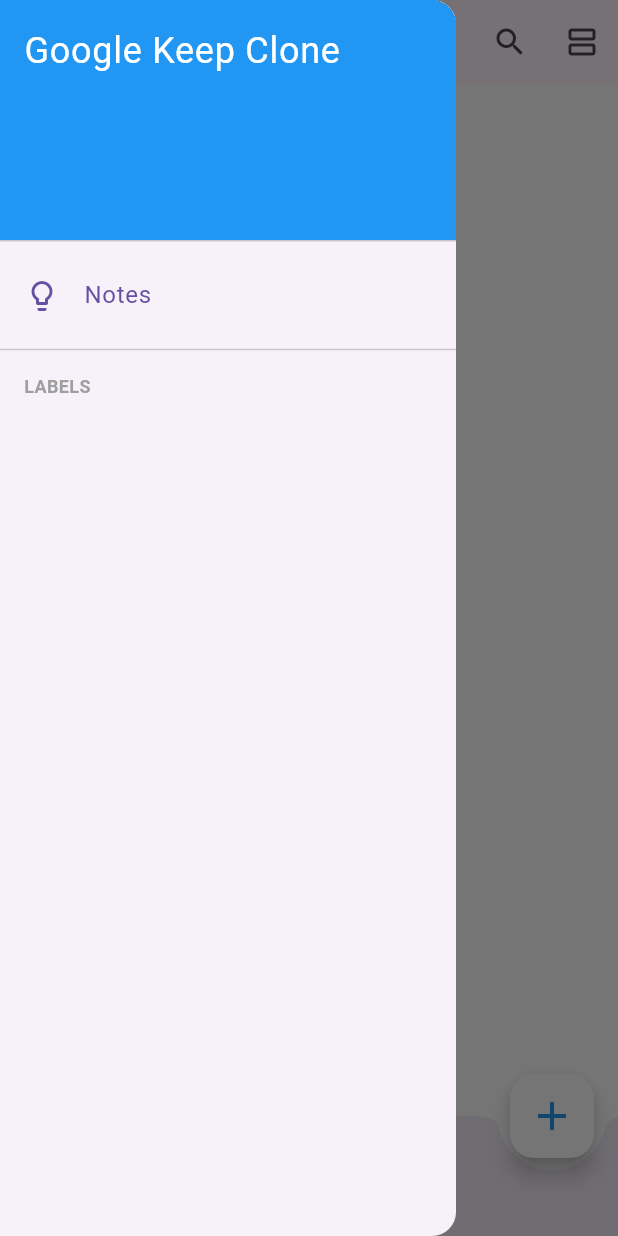
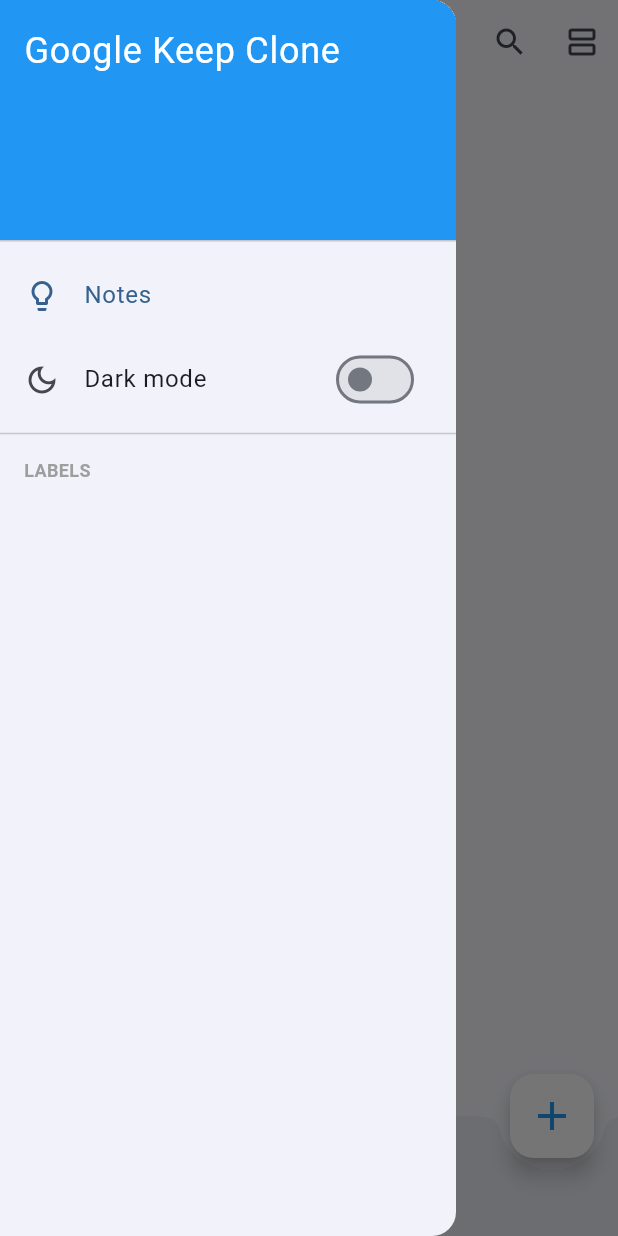
Before and after one commit to marlitobdungog/notes-mobile-app, a Flutter app: the screen it shows after launch, with the side drawer open, on a phone screen of 412 x 824 dp. Run offline on Flutter 3.47's test engine with Material 3 defaults, Android fonts, the phone set to English and light mode, and no system bars; our stand-ins replace image_picker, shared_preferences, sqflite; accounts and stored records are empty.

Commit message:
dark mode

```diff
--- a/lib/main.dart
+++ b/lib/main.dart
@@ -1,4 +1,5 @@
 import 'package:flutter/material.dart';
+import 'package:shared_preferences/shared_preferences.dart';
 import 'package:uuid/uuid.dart';
 import 'models/note.dart';
 import 'widgets/note_card.dart';
@@ -10,31 +11,83 @@
   runApp(const KeepCloneApp());
 }
 
-class KeepCloneApp extends StatelessWidget {
+class KeepCloneApp extends StatefulWidget {
   const KeepCloneApp({Key? key}) : super(key: key);
+
+  @override
+  State<KeepCloneApp> createState() => _KeepCloneAppState();
+}
+
+class _KeepCloneAppState extends State<KeepCloneApp> {
+  static const String _themeModePrefKey = 'theme_mode';
+  ThemeMode _themeMode = ThemeMode.light;
+
+  @override
+  void initState() {
+    super.initState();
+    _loadThemeMode();
+  }
+
+  Future<void> _loadThemeMode() async {
+    final prefs = await SharedPreferences.getInstance();
+    final storedValue = prefs.getString(_themeModePrefKey);
+    if (!mounted) return;
+    setState(() {
+      _themeMode = storedValue == 'dark' ? ThemeMode.dark : ThemeMode.light;
+    });
+  }
+
+  Future<void> _setDarkMode(bool enabled) async {
+    final nextMode = enabled ? ThemeMode.dark : ThemeMode.light;
+    setState(() {
+      _themeMode = nextMode;
+    });
+    final prefs = await SharedPreferences.getInstance();
+    await prefs.setString(_themeModePrefKey, enabled ? 'dark' : 'light');
+  }
 
   @override
   Widget build(BuildContext context) {
     return MaterialApp(
       title: 'Keep Clone',
+      themeMode: _themeMode,
       theme: ThemeData(
-        primarySwatch: Colors.blue,
         useMaterial3: true,
-        scaffoldBackgroundColor: Colors.white,
+        colorScheme: ColorScheme.fromSeed(seedColor: Colors.blue),
       ),
-      home: const NotesScreen(),
+      darkTheme: ThemeData(
+        useMaterial3: true,
+        colorScheme: ColorScheme.fromSeed(
+          seedColor: Colors.blue,
+          brightness: Brightness.dark,
+        ),
+      ),
+      home: NotesScreen(
+        isDarkMode: _themeMode == ThemeMode.dark,
+        onThemeModeChanged: _setDarkMode,
+      ),
     );
   }
 }
 
 class NotesScreen extends StatefulWidget {
-  const NotesScreen({Key? key}) : super(key: key);
+  final bool isDarkMode;
+  final ValueChanged<bool> onThemeModeChanged;
+
+  const NotesScreen({
+    Key? key,
+    required this.isDarkMode,
+    required this.onThemeModeChanged,
+  }) : super(key: key);
 
   @override
   State<NotesScreen> createState() => _NotesScreenState();
 }
 
 class _NotesScreenState extends State<NotesScreen> {
+  static const int _lightDefaultNoteColor = 0xFFFFFFFF;
+  static const int _darkDefaultNoteColor = 0xFF202124;
+
   List<Note> _notes = [];
   List<String> _labels = [];
   String? _selectedLabel;
@@ -98,6 +151,12 @@
                 Navigator.pop(context);
               },
             ),
+            SwitchListTile(
+              secondary: const Icon(Icons.dark_mode_outlined),
+              title: const Text('Dark mode'),
+              value: widget.isDarkMode,
+              onChanged: widget.onThemeModeChanged,
+            ),
             const Divider(),
             const Padding(
               padding: EdgeInsets.only(left: 16.0, top: 8.0, bottom: 8.0),
@@ -154,6 +213,7 @@
             title: '',
             content: '',
             createdAt: DateTime.now(),
+            color: widget.isDarkMode ? _darkDefaultNoteColor : _lightDefaultNoteColor,
           );
           await Navigator.push(
             context,
--- a/pubspec.yaml
+++ b/pubspec.yaml
@@ -14,6 +14,7 @@
   uuid: ^4.1.0
   image_picker: ^1.0.4
   path_provider: ^2.1.1
+  shared_preferences: ^2.3.2
 
 dev_dependencies:
   flutter_test:
```
Also changed, not shown: lib/screens/note_detail_screen.dart (+71 -29 lines), lib/widgets/note_card.dart (+24 -7 lines), pubspec.lock.
